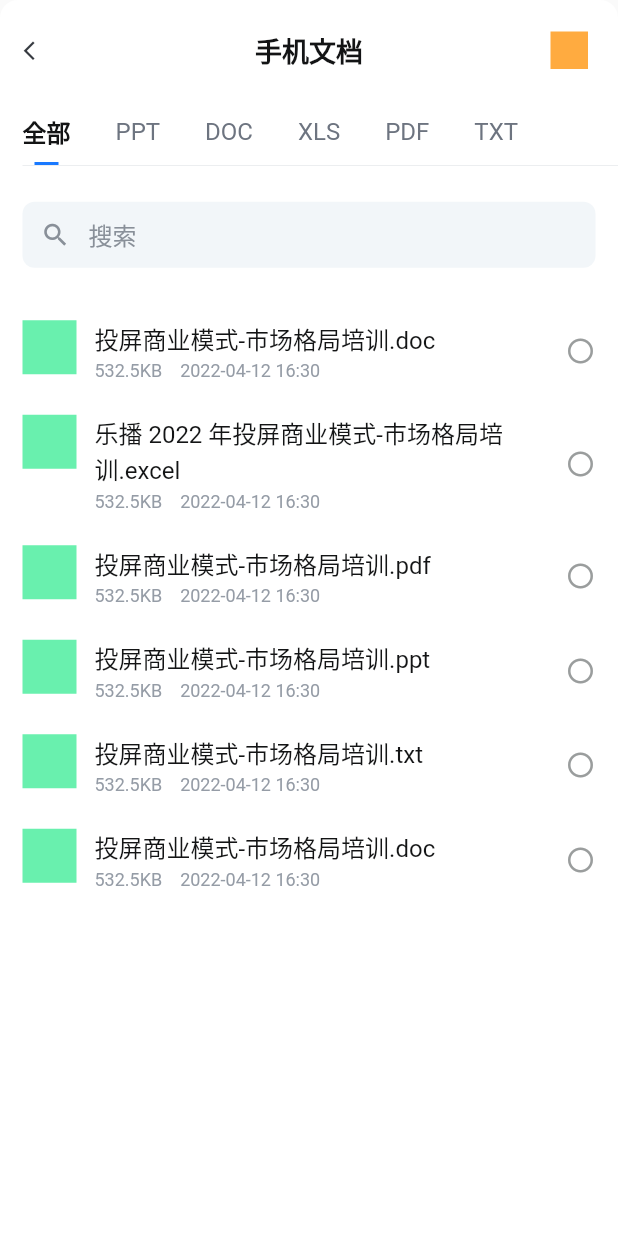
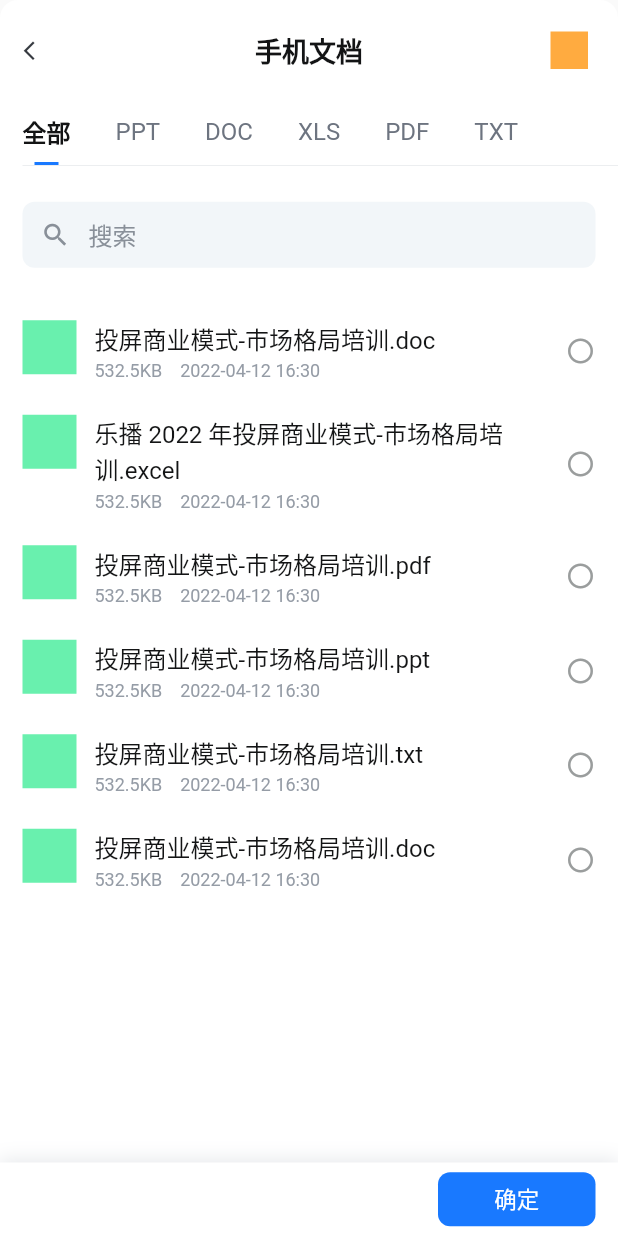
Before and after one commit to guoguangtao/ggt_flutter_demo, a Flutter app: the LeBoFileListView widget shown alone on an empty page, opened directly, on a phone screen of 412 x 824 dp. Run offline on Flutter 3.47's test engine with Material 2 defaults, Android fonts, the phone set to English and light mode, and no system bars; our stand-ins replace sprintf, webview_flutter.

Commit message:
文档列表确定模块构建

```diff
--- a/lib/local_file/lebo_file_list.dart
+++ b/lib/local_file/lebo_file_list.dart
@@ -1,5 +1,6 @@
 import 'package:flutter/material.dart';
 import 'package:ggt_flutter_demo/local_file/lebo_choose_file.dart';
+import 'package:ggt_flutter_demo/tools/global_tools.dart';
 
 import 'local_file.dart';
 
@@ -180,6 +181,33 @@ class _LeBoFileListViewState extends State<LeBoFileListView> {
                   },
                 );
               },
+            ),
+          ),
+          Container(
+            height: AppGlobalConfigure.instance.screenBottomPadding + 49,
+            width: double.maxFinite,
+            padding: EdgeInsets.only(top: 6, bottom: AppGlobalConfigure.instance.screenBottomPadding + 6, right: 15),
+            alignment: Alignment.centerRight,
+            decoration: BoxDecoration(
+              color: Colors.white,
+              boxShadow: [
+                  BoxShadow(
+                    color: Color(0xFFE6E8EB),
+                    offset: Offset(0, -0.5),
+                    blurRadius: 10.0,
+                    spreadRadius: 1.0,
+                  )
+              ],
+            ),
+            child: Container(
+              decoration: BoxDecoration(
+                color: Color(0xFF1979FF),
+                borderRadius: BorderRadius.circular(8),
+              ),
+              width: 105,
+              height: 36,
+              alignment: Alignment.center,
+              child: Text("确定", style: TextStyle(fontSize: 15.0, color: Colors.white),),
             ),
           ),
         ],
@@ -480,15 +508,16 @@ class _LeBoFileListCell extends StatelessWidget {
                     children: [
                       Text(
                         fileModel?.fileName ?? "",
-                        style: TextStyle(fontSize: 16, color: Color(0xFF131415)),
+                        style:
+                            TextStyle(fontSize: 16, color: Color(0xFF131415)),
                       ),
                       SizedBox(height: 3),
                       Row(
                         children: [
                           Text(
                             fileModel?.fileSize ?? "",
-                            style:
-                                TextStyle(fontSize: 12.0, color: Color(0xFF959CA6)),
+                            style: TextStyle(
+                                fontSize: 12.0, color: Color(0xFF959CA6)),
                           ),
                           SizedBox(width: 12),
                           Text(
```
